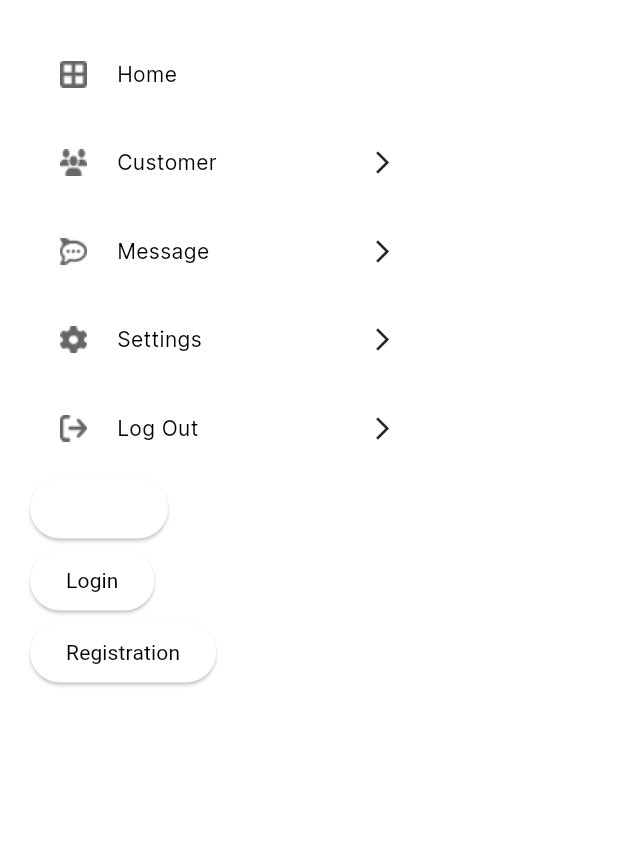
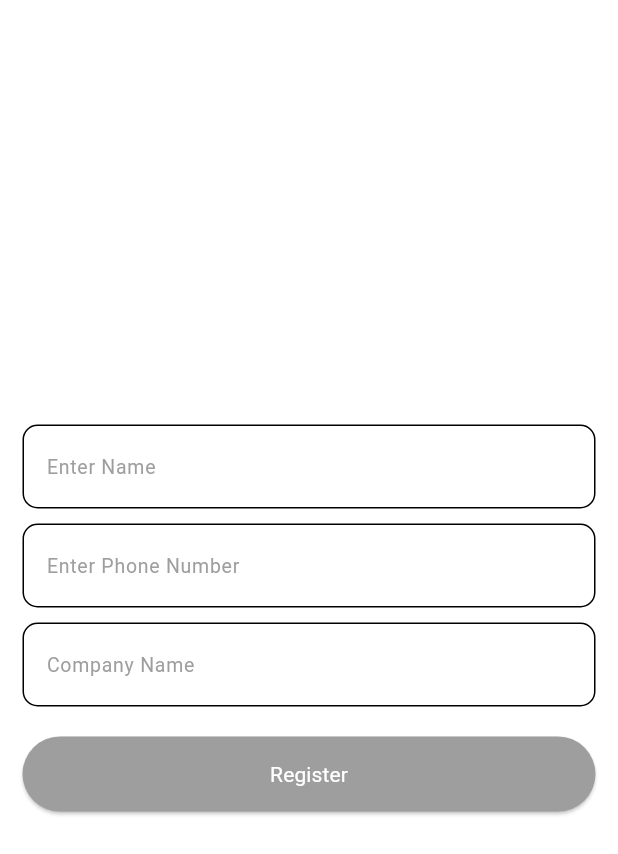
Before and after one commit to mehediFlutter/Pilot_Bazar_Admin, a Flutter app: the MyDrawer widget shown alone on an empty page, opened directly with empty values, after a tap on "Registration", on a phone screen of 412 x 824 dp. Shown: the top 854 px of the screen. Run offline on Flutter 3.47's test engine with Material 3 defaults, Android fonts, the phone set to English and light mode, and no system bars; our stand-ins replace shared_preferences; missing offline and left inert: arrow_path; accounts and stored records are empty.

Commit message:
login Registration TextFild

```diff
--- a/lib/const/const_radious.dart
+++ b/lib/const/const_radious.dart
@@ -33,3 +33,14 @@ Padding syncIconMethode() {
     child: syncIcon,
   );
 }
+
+OutlineInputBorder border = OutlineInputBorder(
+    borderSide: const BorderSide(color: Colors.grey),
+    borderRadius: BorderRadius.circular(10));
+OutlineInputBorder focusBorder = OutlineInputBorder(
+    borderSide: BorderSide(color: Colors.grey),
+    borderRadius: BorderRadius.circular(10));
+
+OutlineInputBorder errorBorder = OutlineInputBorder(
+    borderSide: BorderSide(color: Colors.red),
+    borderRadius: BorderRadius.circular(10));
--- a/lib/main.dart
+++ b/lib/main.dart
@@ -1,6 +1,6 @@
 import 'package:flutter/material.dart';
 import 'package:pilot_bazar_admin/pilot_bazar-admin.dart';
 
-void main(){
+void main() {
   runApp(PilotBazarAdmin());
 }
--- a/lib/package/drawer/drawer.dart
+++ b/lib/package/drawer/drawer.dart
@@ -4,6 +4,8 @@ import 'package:pilot_bazar_admin/const/const_radious.dart';
 import 'package:pilot_bazar_admin/package/chatting/chat_font_screen.dart';
 import 'package:pilot_bazar_admin/package/customer_requirement_store/customer_personal_info.dart';
 import 'package:pilot_bazar_admin/package/drawer/drawer_bool.dart';
+import 'package:pilot_bazar_admin/screens/auth/login_screen.dart';
+import 'package:pilot_bazar_admin/screens/auth/registration_screen.dart';
 import 'package:shared_preferences/shared_preferences.dart';
 
 class MyDrawer extends StatefulWidget {
@@ -345,13 +347,23 @@ class _MyDrawerState extends State<MyDrawer> {
                     child: const Text("Moode")),
 
                 ElevatedButton(
-                    onPressed: () {},
+                    onPressed: () {
+                      Navigator.push(
+                          context,
+                          MaterialPageRoute(
+                              builder: (context) => LoginScreen()));
+                    },
                     child: Text(
                       "Login",
                       style: TextStyle(color: Colors.black),
                     )),
                 ElevatedButton(
-                    onPressed: () {},
+                    onPressed: () {
+                      Navigator.push(
+                          context,
+                          MaterialPageRoute(
+                              builder: (context) => RegistrationScreen()));
+                    },
                     child: Text(
                       "Registration",
                       style: TextStyle(color: Colors.black),
--- a/lib/practice/drawer_practice.dart
+++ b/lib/practice/drawer_practice.dart
@@ -1,6 +1,5 @@
 import 'package:flutter/material.dart';
 import 'package:pilot_bazar_admin/const/color.dart';
-import 'package:pilot_bazar_admin/const/const_radious.dart';
 
 class MyDrawerPractice extends StatefulWidget {
   const MyDrawerPractice({
--- a/lib/re_usable_widget/re_usable_mother_widget.dart
+++ b/lib/re_usable_widget/re_usable_mother_widget.dart
@@ -1,6 +1,5 @@
 import 'package:flutter/material.dart';
 import 'package:pilot_bazar_admin/package/drawer/drawer.dart';
-import 'package:pilot_bazar_admin/re_usable_widget/custom_button.dart';
 
 class ReUsableMotherWidget extends StatelessWidget {
   final ValueNotifier<ThemeMode> notifier;
--- a/lib/screens/auth/login_screen.dart
+++ b/lib/screens/auth/login_screen.dart
@@ -0,0 +1,15 @@
+import 'package:flutter/material.dart';
+
+class LoginScreen extends StatefulWidget {
+  const LoginScreen({super.key});
+
+  @override
+  State<LoginScreen> createState() => _LoginScreenState();
+}
+
+class _LoginScreenState extends State<LoginScreen> {
+  @override
+  Widget build(BuildContext context) {
+    return const Placeholder();
+  }
+}
--- a/lib/screens/auth/registration_screen.dart
+++ b/lib/screens/auth/registration_screen.dart
@@ -0,0 +1,95 @@
+import 'package:flutter/material.dart';
+import 'package:pilot_bazar_admin/const/const_radious.dart';
+
+class RegistrationScreen extends StatefulWidget {
+  const RegistrationScreen({super.key});
+
+  @override
+  State<RegistrationScreen> createState() => _RegistrationScreenState();
+}
+
+class _RegistrationScreenState extends State<RegistrationScreen> {
+  final GlobalKey<FormState> formKey = GlobalKey();
+
+  TextEditingController nameController = TextEditingController();
+  TextEditingController phoneNumberController = TextEditingController();
+  TextEditingController companyNameController = TextEditingController();
+  @override
+  Widget build(BuildContext context) {
+    return SafeArea(
+        child: Scaffold(
+      backgroundColor: Theme.of(context).colorScheme.surface,
+      body: Padding(
+        padding: const EdgeInsets.symmetric(horizontal: 15),
+        child: Form(
+          key: formKey,
+          child: Column(
+            mainAxisAlignment: MainAxisAlignment.center,
+            children: [
+              MyTextFromFild(
+                myController: nameController,
+                hintText: "Enter Name",
+                validatorText: "Please Emter Name",
+              ),
+              height10,
+              MyTextFromFild(
+                myController: phoneNumberController,
+                hintText: "Enter Phone Number",
+                validatorText: "Please Enter Phone Number",
+              ),
+              height10,
+              MyTextFromFild(
+                  myController: companyNameController,
+                  hintText: "Company Name",
+                  validatorText: "Please Company Name"),
+              height10,
+              height10,
+              SizedBox(
+                  width: double.infinity,
+                  height: 50,
+                  child: ElevatedButton(
+                      style: Theme.of(context).elevatedButtonTheme.style,
+                      onPressed: () {
+                        if (!formKey.currentState!.validate()) {
+                          return null;
+                        }
+                      },
+                      child: const Text("Register")))
+            ],
+          ),
+        ),
+      ),
+    ));
+  }
+}
+
+class MyTextFromFild extends StatelessWidget {
+  final TextEditingController myController;
+  final String hintText;
+  final String validatorText;
+  const MyTextFromFild({
+    super.key,
+    required this.hintText,
+    required this.validatorText,
+    required this.myController,
+  });
+
+  @override
+  Widget build(BuildContext context) {
+    return TextFormField(
+      controller: myController,
+      cursorColor: Colors.black,
+      cursorWidth: 1,
+      decoration: InputDecoration(
+        hintText: hintText,
+        hintStyle: TextStyle(color: Colors.grey, fontSize: 13),
+      ),
+      validator: (value) {
+        if (value?.isEmpty ?? true) {
+          return validatorText;
+        }
+        return null;
+      },
+    );
+  }
+}
--- a/lib/theme/theme.dart
+++ b/lib/theme/theme.dart
@@ -6,6 +6,33 @@ ThemeData lightTheme = ThemeData(
     onSurface: Color(0xFFEEEEEE),
     primary: Colors.white,
     secondary: Colors.black,
+  ),
+  dropdownMenuTheme: DropdownMenuThemeData(
+      inputDecorationTheme: InputDecorationTheme(
+          enabledBorder:
+              OutlineInputBorder(borderRadius: BorderRadius.circular(10)),
+          focusColor: Colors.black)),
+  elevatedButtonTheme: ElevatedButtonThemeData(
+      style: ElevatedButton.styleFrom(backgroundColor: Colors.grey)),
+
+  // inputDecorationTheme: InputDecorationTheme(
+  //   border: OutlineInputBorder(borderRadius: BorderRadius.circular(10)))
+
+  inputDecorationTheme: InputDecorationTheme(
+    hintStyle: TextStyle(color: Colors.grey, fontSize: 15),
+    border: OutlineInputBorder(
+      borderRadius: BorderRadius.circular(10),
+      borderSide: BorderSide(color: const Color.fromARGB(255, 228, 222, 222)),
+    ),
+    focusedBorder: OutlineInputBorder(
+      borderRadius: BorderRadius.circular(10),
+      borderSide: BorderSide(color: Colors.grey),
+      // You can change the color as needed
+    ),
+    errorBorder: OutlineInputBorder(
+      borderRadius: BorderRadius.circular(10),
+      borderSide: BorderSide(color: Colors.red),
+    ),
   ),
 );
 
```
Also changed, not shown: lib/pilot_bazar-admin.dart (+6 -5 lines), lib/widget/login_registration_textFild.dart (added).
